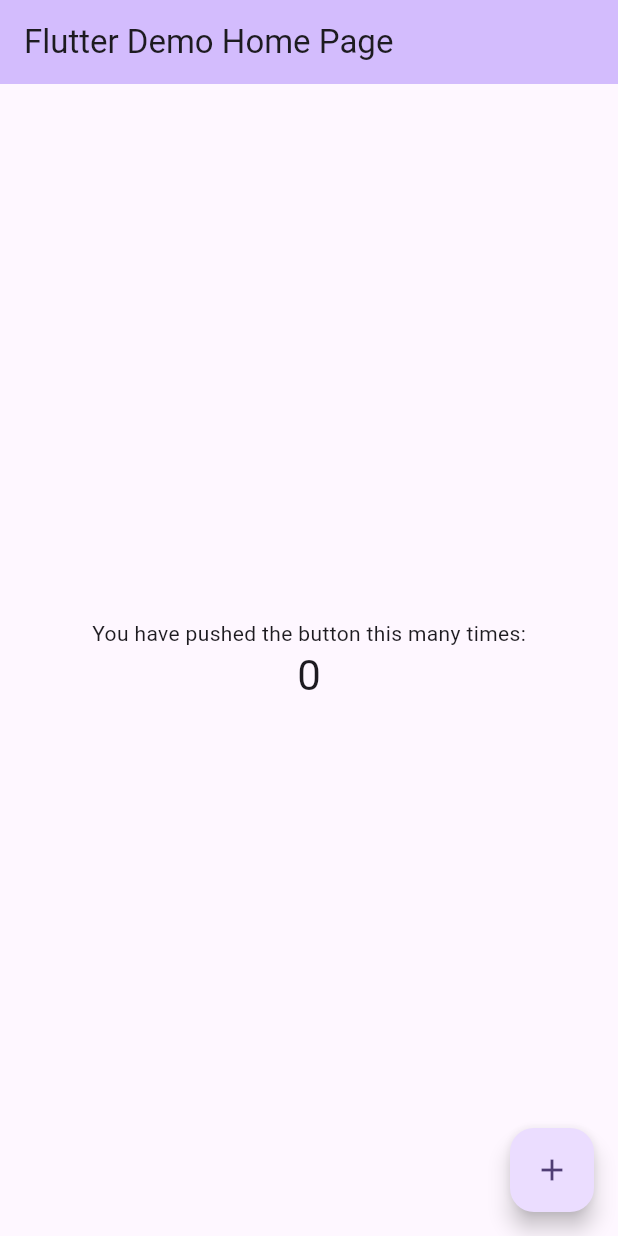
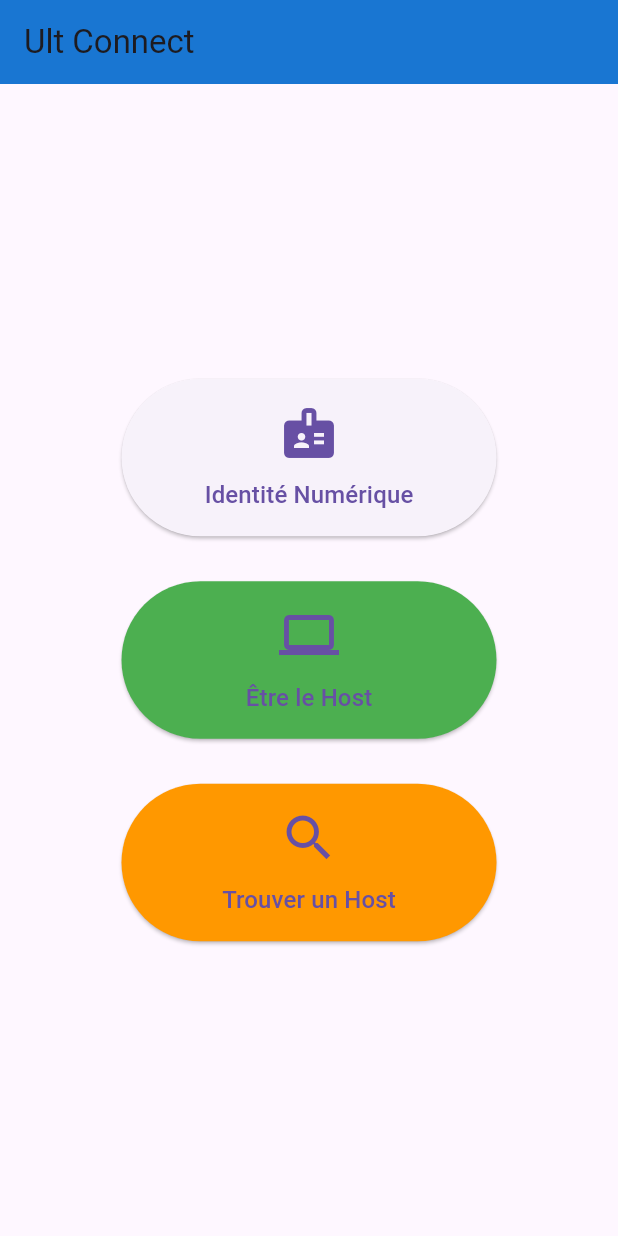
Before and after one commit to Zvenytoh/ult_connect, a Flutter app: the screen it shows after launch, on a phone screen of 412 x 824 dp. Run offline on Flutter 3.47's test engine with Material 3 defaults, Android fonts, the phone set to English and light mode, and no system bars.

Commit message:
front end 3 bouton + 3 pages

```diff
--- /dev/null
+++ b/lib/home_page.dart
@@ -0,0 +1,103 @@
+import 'package:flutter/material.dart';
+import 'digital_identity_page.dart';
+import 'host_page.dart';
+import 'find_host_page.dart';
+
+class HomePage extends StatelessWidget {
+  const HomePage({super.key});
+
+  @override
+  Widget build(BuildContext context) {
+    return Scaffold(
+      appBar: AppBar(
+        title: const Text('Ult Connect'),
+        backgroundColor: Colors.blue[700],
+      ),
+      body: Center(
+        child: Column(
+          mainAxisAlignment: MainAxisAlignment.center,
+          children: [
+            // Bouton Identité Numérique
+            SizedBox(
+              width: 250,
+              child: ElevatedButton(
+                onPressed: () {
+                  Navigator.push(
+                    context,
+                    MaterialPageRoute(builder: (context) => DigitalIdentityPage()),
+                  );
+                },
+                child: const Padding(
+                  padding: EdgeInsets.all(16),
+                  child: Column(
+                    children: [
+                      Icon(Icons.badge, size: 40),
+                      SizedBox(height: 10),
+                      Text('Identité Numérique', style: TextStyle(fontSize: 16)),
+                    ],
+                  ),
+                ),
+              ),
+            ),
+
+            const SizedBox(height: 30),
+
+            // Bouton Être le Host
+            SizedBox(
+              width: 250,
+              child: ElevatedButton(
+                onPressed: () {
+                  Navigator.push(
+                    context,
+                    MaterialPageRoute(builder: (context) => HostPage()),
+                  );
+                },
+                style: ElevatedButton.styleFrom(
+                  backgroundColor: Colors.green,
+                ),
+                child: const Padding(
+                  padding: EdgeInsets.all(16),
+                  child: Column(
+                    children: [
+                      Icon(Icons.computer, size: 40),
+                      SizedBox(height: 10),
+                      Text('Être le Host', style: TextStyle(fontSize: 16)),
+                    ],
+                  ),
+                ),
+              ),
+            ),
+
+            const SizedBox(height: 30),
+
+            // Bouton Trouver un Host
+            SizedBox(
+              width: 250,
+              child: ElevatedButton(
+                onPressed: () {
+                  Navigator.push(
+                    context,
+                    MaterialPageRoute(builder: (context) => FindHostPage()),
+                  );
+                },
+                style: ElevatedButton.styleFrom(
+                  backgroundColor: Colors.orange,
+                ),
+                child: const Padding(
+                  padding: EdgeInsets.all(16),
+                  child: Column(
+                    children: [
+                      Icon(Icons.search, size: 40),
+                      SizedBox(height: 10),
+                      Text('Trouver un Host', style: TextStyle(fontSize: 16)),
+                    ],
+                  ),
+                ),
+              ),
+            ),
+          ],
+        ),
+      ),
+    );
+  }
+}
--- a/lib/main.dart
+++ b/lib/main.dart
@@ -1,122 +1,21 @@
 import 'package:flutter/material.dart';
+import 'home_page.dart';
 
 void main() {
-  runApp(const MyApp());
+  runApp(MyApp());
 }
 
 class MyApp extends StatelessWidget {
   const MyApp({super.key});
 
-  // This widget is the root of your application.
   @override
   Widget build(BuildContext context) {
     return MaterialApp(
-      title: 'Flutter Demo',
+      title: 'Ult Connect',
       theme: ThemeData(
-        // This is the theme of your application.
-        //
-        // TRY THIS: Try running your application with "flutter run". You'll see
-        // the application has a purple toolbar. Then, without quitting the app,
-        // try changing the seedColor in the colorScheme below to Colors.green
-        // and then invoke "hot reload" (save your changes or press the "hot
-        // reload" button in a Flutter-supported IDE, or press "r" if you used
-        // the command line to start the app).
-        //
-        // Notice that the counter didn't reset back to zero; the application
-        // state is not lost during the reload. To reset the state, use hot
-        // restart instead.
-        //
-        // This works for code too, not just values: Most code changes can be
-        // tested with just a hot reload.
-        colorScheme: ColorScheme.fromSeed(seedColor: Colors.deepPurple),
+        primarySwatch: Colors.blue,
       ),
-      home: const MyHomePage(title: 'Flutter Demo Home Page'),
+      home: HomePage(),
     );
   }
 }
-
-class MyHomePage extends StatefulWidget {
-  const MyHomePage({super.key, required this.title});
-
-  // This widget is the home page of your application. It is stateful, meaning
-  // that it has a State object (defined below) that contains fields that affect
-  // how it looks.
-
-  // This class is the configuration for the state. It holds the values (in this
-  // case the title) provided by the parent (in this case the App widget) and
-  // used by the build method of the State. Fields in a Widget subclass are
-  // always marked "final".
-
-  final String title;
-
-  @override
-  State<MyHomePage> createState() => _MyHomePageState();
-}
-
-class _MyHomePageState extends State<MyHomePage> {
-  int _counter = 0;
-
-  void _incrementCounter() {
-    setState(() {
-      // This call to setState tells the Flutter framework that something has
-      // changed in this State, which causes it to rerun the build method below
-      // so that the display can reflect the updated values. If we changed
-      // _counter without calling setState(), then the build method would not be
-      // called again, and so nothing would appear to happen.
-      _counter++;
-    });
-  }
-
-  @override
-  Widget build(BuildContext context) {
-    // This method is rerun every time setState is called, for instance as done
-    // by the _incrementCounter method above.
-    //
-    // The Flutter framework has been optimized to make rerunning build methods
-    // fast, so that you can just rebuild anything that needs updating rather
-    // than having to individually change instances of widgets.
-    return Scaffold(
-      appBar: AppBar(
-        // TRY THIS: Try changing the color here to a specific color (to
-        // Colors.amber, perhaps?) and trigger a hot reload to see the AppBar
-        // change color while the other colors stay the same.
-        backgroundColor: Theme.of(context).colorScheme.inversePrimary,
-        // Here we take the value from the MyHomePage object that was created by
-        // the App.build method, and use it to set our appbar title.
-        title: Text(widget.title),
-      ),
-      body: Center(
-        // Center is a layout widget. It takes a single child and positions it
-        // in the middle of the parent.
-        child: Column(
-          // Column is also a layout widget. It takes a list of children and
-          // arranges them vertically. By default, it sizes itself to fit its
-          // children horizontally, and tries to be as tall as its parent.
-          //
-          // Column has various properties to control how it sizes itself and
-          // how it positions its children. Here we use mainAxisAlignment to
-          // center the children vertically; the main axis here is the vertical
-          // axis because Columns are vertical (the cross axis would be
-          // horizontal).
-          //
-          // TRY THIS: Invoke "debug painting" (choose the "Toggle Debug Paint"
-          // action in the IDE, or press "p" in the console), to see the
-          // wireframe for each widget.
-          mainAxisAlignment: MainAxisAlignment.center,
-          children: <Widget>[
-            const Text('You have pushed the button this many times:'),
-            Text(
-              '$_counter',
-              style: Theme.of(context).textTheme.headlineMedium,
-            ),
-          ],
-        ),
-      ),
-      floatingActionButton: FloatingActionButton(
-        onPressed: _incrementCounter,
-        tooltip: 'Increment',
-        child: const Icon(Icons.add),
-      ), // This trailing comma makes auto-formatting nicer for build methods.
-    );
-  }
-}
```
Also changed, not shown: lib/digital_identity_page.dart (added, +88 -0 lines), lib/find_host_page.dart (added, +120 -0 lines), lib/host_page.dart (added, +125 -0 lines), 1 other file.
